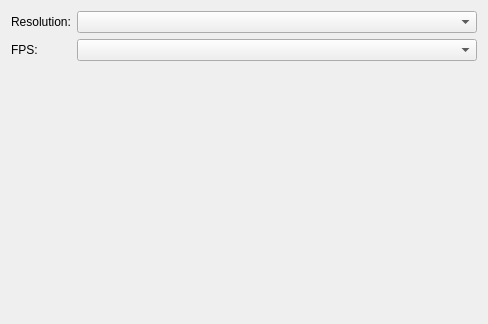
Old version of the form src/CameraSettings.ui in the repository formicidae-tracker/tag-scanner.
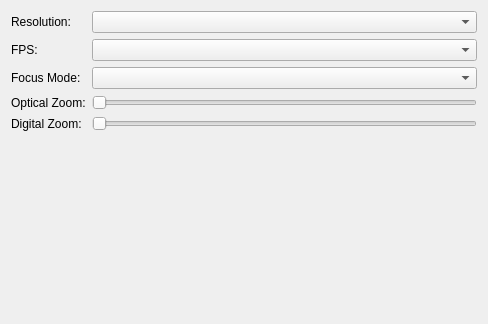
New version of the form.

Commit message: Adds focus and zoom settings

What changed in the file:
```diff
--- a/src/CameraSettings.ui
+++ b/src/CameraSettings.ui
@@ -40,6 +40,56 @@
    <item row="2" column="1">
     <widget class="QComboBox" name="fpsBox"/>
    </item>
+   <item row="3" column="1">
+    <widget class="QComboBox" name="focusBox"/>
+   </item>
+   <item row="3" column="0">
+    <widget class="QLabel" name="label_3">
+     <property name="text">
+      <string>Focus Mode:</string>
+     </property>
+    </widget>
+   </item>
+   <item row="4" column="0">
+    <widget class="QLabel" name="label_4">
+     <property name="text">
+      <string>Optical Zoom:</string>
+     </property>
+    </widget>
+   </item>
+   <item row="5" column="0">
+    <widget class="QLabel" name="label_5">
+     <property name="text">
+      <string>Digital Zoom:</string>
+     </property>
+    </widget>
+   </item>
+   <item row="4" column="1">
+    <widget class="QSlider" name="opticalSlider">
+     <property name="minimum">
+      <number>1</number>
+     </property>
+     <property name="maximum">
+      <number>200</number>
+     </property>
+     <property name="orientation">
+      <enum>Qt::Horizontal</enum>
+     </property>
+    </widget>
+   </item>
+   <item row="5" column="1">
+    <widget class="QSlider" name="digitalSlider">
+     <property name="minimum">
+      <number>1</number>
+     </property>
+     <property name="maximum">
+      <number>200</number>
+     </property>
+     <property name="orientation">
+      <enum>Qt::Horizontal</enum>
+     </property>
+    </widget>
+   </item>
   </layout>
  </widget>
  <resources/>
```
The commit also changes 2 other files.
